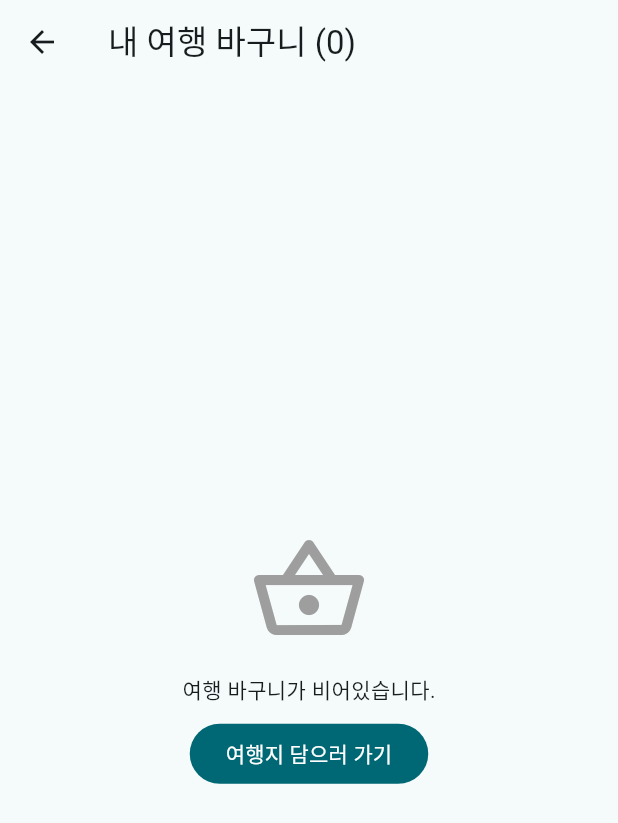
After one commit to ryuhyoh/flutter_cap, a Flutter app: the SelectionReviewPage screen opened directly, on a phone screen of 412 x 824 dp. The commit adds this screen. Shown: the top 823 px of the screen. Run offline on Flutter 3.47's test engine with Material 3 defaults, Android fonts, the phone set to English and light mode, and no system bars; our stand-ins replace badges, flutter_animate, flutter_markdown, screenshot, share_plus; network calls fail; Roboto replaces fonts that are missing (Gmacket).

Commit message:
기능구현 완료

```diff
--- a/flutter_locallens/lib/loading_page.dart
+++ b/flutter_locallens/lib/loading_page.dart
@@ -70,6 +70,7 @@ class _LoadingPageState extends State<LoadingPage> {
                 (context) =>
                     ResultsPage(
                       data: responseData,
+                      destination: widget.destination,
                       selectedDateRange: widget.selectedDateRange,
                       partySize: widget.partySize,
                     ).animate().fadeIn(),
--- /dev/null
+++ b/flutter_locallens/lib/selection_review_page.dart
@@ -0,0 +1,152 @@
+// lib/selection_review_page.dart
+import 'package:flutter/material.dart';
+import 'package:flutter_locallens/selection_model.dart';
+import 'package:flutter_locallens/summary_loading_page.dart';
+import 'package:provider/provider.dart';
+
+class SelectionReviewPage extends StatelessWidget {
+  const SelectionReviewPage({super.key});
+
+  @override
+  Widget build(BuildContext context) {
+    final selectionModel = context.watch<SelectionModel>();
+    final items = selectionModel.selectedItems.values.toList();
+
+    // [수정] 임시 데이터 대신 SelectionModel에서 실제 데이터를 가져옵니다.
+    final DateTimeRange? dateRange = selectionModel.dateRange;
+    final int? partySize = selectionModel.partySize;
+
+    // 요약 생성을 위한 정보가 준비되었는지 확인
+    final bool isReadyForSummary = dateRange != null && partySize != null;
+
+    return Scaffold(
+      appBar: AppBar(title: Text('내 여행 바구니 (${items.length})')),
+      body:
+          items.isEmpty
+              ? Center(
+                child: Column(
+                  mainAxisAlignment: MainAxisAlignment.center,
+                  children: [
+                    const Icon(
+                      Icons.shopping_basket_outlined,
+                      size: 80,
+                      color: Colors.grey,
+                    ),
+                    const SizedBox(height: 16),
+                    const Text('여행 바구니가 비어있습니다.'),
+                    const SizedBox(height: 8),
+                    FilledButton(
+                      onPressed: () => Navigator.of(context).pop(),
+                      child: const Text('여행지 담으러 가기'),
+                    ),
+                  ],
+                ),
+              )
+              : ListView.builder(
+                padding: const EdgeInsets.all(8.0),
+                itemCount: items.length,
+                itemBuilder: (context, index) {
+                  final place = items[index];
+                  final placeId =
+                      (place['contents_id'] as int?)?.toString() ?? '';
+
+                  return Card(
+                    margin: const EdgeInsets.symmetric(vertical: 6),
+                    child: ListTile(
+                      leading: CircleAvatar(
+                        backgroundImage:
+                            place['image_path'] != null &&
+                                    place['image_path'].isNotEmpty
+                                ? NetworkImage(place['image_path'])
+                                : null,
+                        child:
+                            (place['image_path'] == null ||
+                                    place['image_path'].isEmpty)
+                                ? const Icon(Icons.image_not_supported)
+                                : null,
+                      ),
+                      title: Text(place['title'] ?? '제목 없음'),
+                      subtitle: Text(
+                        place['chroma_document'] ?? '설명 없음',
+                        maxLines: 1,
+                        overflow: TextOverflow.ellipsis,
+                      ),
+                      trailing: IconButton(
+                        icon: const Icon(
+                          Icons.remove_circle_outline,
+                          color: Colors.red,
+                        ),
+                        onPressed: () {
+                          context.read<SelectionModel>().remove(placeId);
+                        },
+                      ),
+                    ),
+                  );
+                },
+              ),
+      bottomNavigationBar:
+          items.isNotEmpty
+              ? BottomAppBar(
+                padding: const EdgeInsets.all(16.0),
+                child: Column(
+                  mainAxisSize: MainAxisSize.min,
+                  children: [
+                    // [추가] 날짜/인원 정보가 없을 경우 안내 메시지 표시
+                    if (!isReadyForSummary)
+                      Padding(
+                        padding: const EdgeInsets.only(bottom: 8.0),
+                        child: Text(
+                          '요약을 위해 날짜와 인원 정보가 필요합니다.\n새로운 검색을 시작해주세요.',
+                          textAlign: TextAlign.center,
+                          style: TextStyle(
+                            color: Theme.of(context).colorScheme.error,
+                          ),
+                        ),
+                      ),
+                    Row(
+                      mainAxisAlignment: MainAxisAlignment.spaceBetween,
+                      children: [
+                        Expanded(
+                          child: OutlinedButton(
+                            onPressed: () => Navigator.of(context).pop(),
+                            child: const Text('여행지 더 추가하기'),
+                          ),
+                        ),
+                        const SizedBox(width: 16),
+                        Expanded(
+                          child: FilledButton.icon(
+                            icon: const Icon(Icons.library_books_outlined),
+                            label: const Text('요약 생성하기'),
+                            // [수정] 정보가 없으면 버튼 비활성화
+                            onPressed:
+                                !isReadyForSummary
+                                    ? null
+                                    : () {
+                                      Navigator.push(
+                                        context,
+                                        MaterialPageRoute(
+                                          builder:
+                                              (context) => SummaryLoadingPage(
+                                                selectedItemIds:
+                                                    selectionModel
+                                                        .selectedItems
+                                                        .keys
+                                                        .toList(),
+                                                // [수정] 실제 데이터 전달
+                                                selectedDateRange: dateRange,
+                                                partySize: partySize,
+                                              ),
+                                        ),
+                                      );
+                                    },
+                          ),
+                        ),
+                      ],
+                    ),
+                  ],
+                ),
+              )
+              : null,
+    );
+  }
+}
--- a/flutter_locallens/lib/summary_page.dart
+++ b/flutter_locallens/lib/summary_page.dart
@@ -98,6 +98,10 @@ class _SummaryPageState extends State<SummaryPage> {
     final String summaryText =
         widget.summaryData['summary_text'] ?? '요약 정보가 없습니다.';
 
+    print('--- AI로부터 받은 원본 텍스트 ---');
+    print(summaryText);
+    print('---------------------------------');
+
     // Stack을 사용하여 로딩 오버레이 구현
     return Stack(
       children: [
--- a/flutter_locallens/pubspec.yaml
+++ b/flutter_locallens/pubspec.yaml
@@ -44,6 +44,7 @@ dependencies:
   share_plus: ^11.0.0
   screenshot: ^3.0.0
   path_provider: ^2.1.5
+  badges: ^3.1.2
 
 
 
```
Also changed, not shown: flutter_locallens/lib/main.dart (+8 -1 lines), flutter_locallens/lib/results_page.dart (+188 -215 lines), flutter_locallens/lib/screens/search_page.dart (+10 -0 lines), flutter_locallens/lib/selection_model.dart (added, +57 -0 lines), flutter_locallens/lib/trip_basket_icon.dart (added, +39 -0 lines), flutter_locallens/pubspec.lock.
